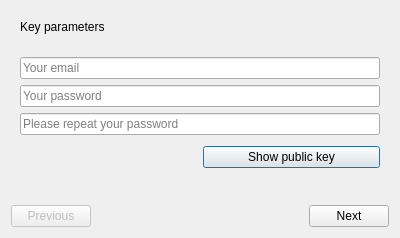
Above: res/ui/account_cfg.ui from duniter/sakia before the change. Below: the same form after it.
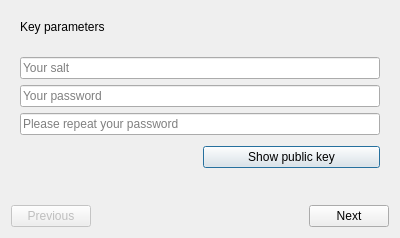
That is the form after the change. The open tabs and pages were chosen to show the change.

Commit message: Renamed "email" to "salt

```diff
--- a/res/ui/account_cfg.ui
+++ b/res/ui/account_cfg.ui
@@ -134,7 +134,7 @@
            <item>
             <widget class="QLineEdit" name="edit_email">
              <property name="placeholderText">
-              <string>Your email</string>
+              <string>Your salt</string>
              </property>
             </widget>
            </item>
```
Left out of the diff: 8 changed lines with no effect on the pictures. The commit also changes 1 other file.
